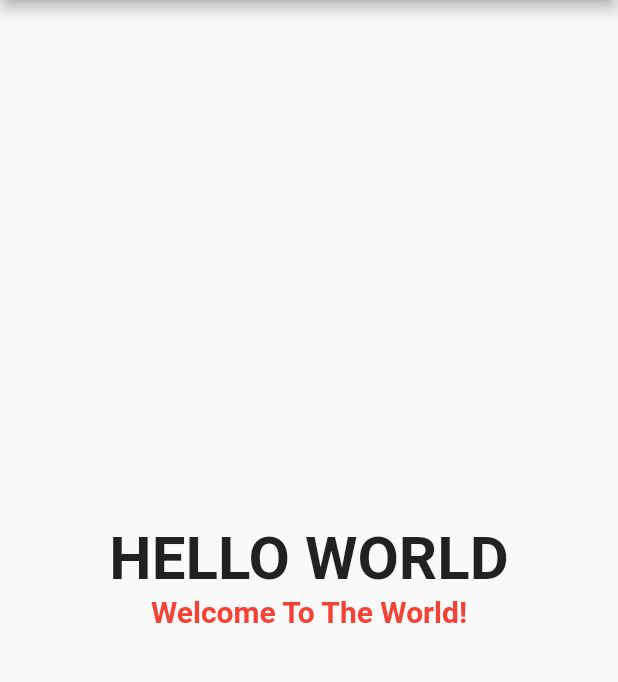
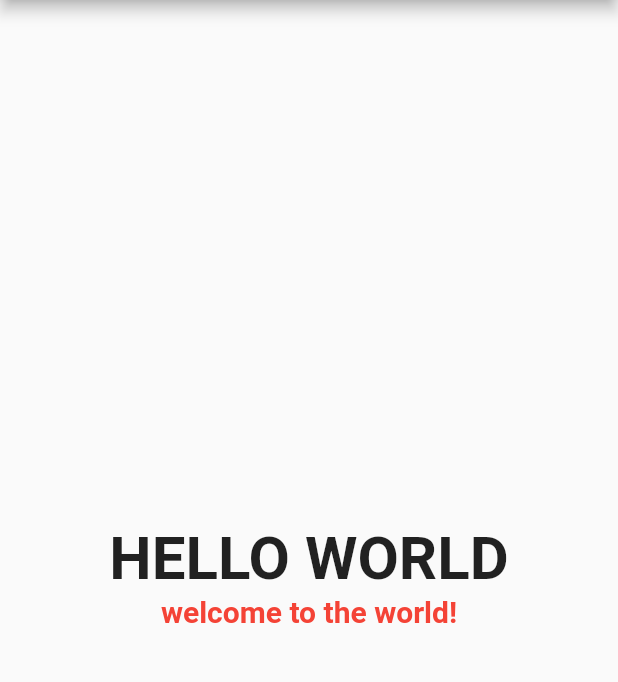
Before and after one commit to verdipratama/flutter_idcamp, a Flutter app: the screen it shows after launch, on a phone screen of 412 x 824 dp, the part 84-766 px from its top. Run offline on Flutter 3.47's test engine with Material 2 defaults, Android fonts, the phone set to English and light mode, and no system bars.

```diff
--- a/lib/flutter_basic/01_stateless.dart
+++ b/lib/flutter_basic/01_stateless.dart
@@ -56,7 +56,7 @@ class CustomTexts extends StatelessWidget {
   @override
   Widget build(BuildContext context) {
     return Text(
-      txt,
+      txt.toLowerCase(),
       style: const TextStyle(
         fontSize: 20.0,
         color: Colors.red,
```
